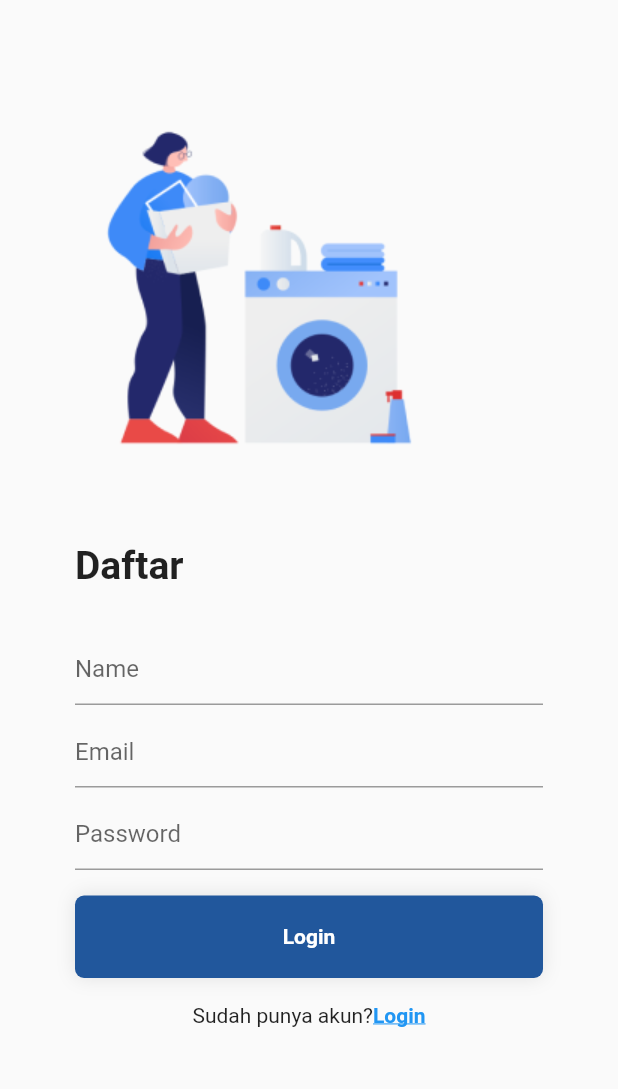
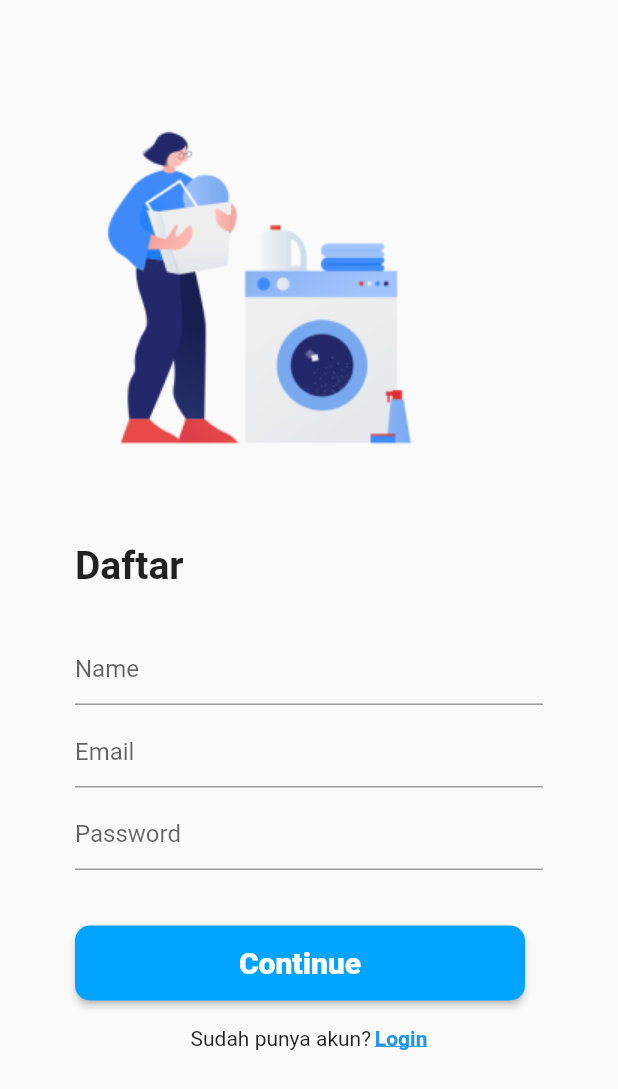
Before and after one commit to nouvosajja/Zuki-Laundry, a Flutter app: the RegisterScreen screen opened directly, on a phone screen of 412 x 824 dp. Shown: the top 1089 px of the screen. Run offline on Flutter 3.47's test engine with Material 2 defaults, Android fonts, the light colour scheme and no system bars; our stand-ins replace grouped_list, iconly.

Commit message:
[NV] fix login && register

```diff
--- a/lib/Register/screen.dart
+++ b/lib/Register/screen.dart
@@ -1,7 +1,8 @@
 import 'package:flutter/material.dart';
 import 'package:zuki_laundry/Login/screen.dart';
-import 'package:zuki_laundry/Widgets/button.global.dart';
+import 'package:zuki_laundry/Register/continue.dart';
 import 'package:zuki_laundry/Widgets/text.form.global.dart';
+import 'package:zuki_laundry/bottomnav.dart';
 
 
 
@@ -77,8 +78,37 @@ class _RegisterScreenState extends State<RegisterScreen> {
                           textInputType: TextInputType.text,
                           obscure: true
                         ),
-                        const SizedBox(height: 10),
-                        const ButtonGlobal(),
+                        Padding(
+                            padding: EdgeInsets.only(
+                              top: 30,
+                            ),
+                            child: Container(
+                              height: 50,
+                              width: 300,
+                              child: ElevatedButton(
+                                onPressed: () {
+                                  Navigator.push(
+                                    context,
+                                    MaterialPageRoute(
+                                        builder: (context) => const ContinueScreen()),
+                                  );
+                                },
+                                child: Text(
+                                  'Continue',
+                                  style: TextStyle(
+                                    fontSize: 20,
+                                    fontWeight: FontWeight.w900,
+                                  ),
+                                ),
+                                style: ElevatedButton.styleFrom(
+                                  primary: Color.fromRGBO(0, 163, 255, 1),
+                                  shape: RoundedRectangleBorder(
+                                    borderRadius: BorderRadius.circular(10),
+                                  ),
+                                ),
+                              ),
+                            ),
+                          ),
                         Container(
                           height: 50,
                           alignment: Alignment.center,
@@ -88,6 +118,7 @@ class _RegisterScreenState extends State<RegisterScreen> {
                               const Text(
                                 'Sudah punya akun?',
                               ),
+                              SizedBox(width: 2.5,),
                               InkWell(
                                 child: const Text(
                                   'Login',
--- a/lib/Widgets/button.global.dart
+++ /dev/null
@@ -1,44 +0,0 @@
-// ignore_for_file: avoid_print
-
-import 'package:flutter/material.dart';
-import 'package:zuki_laundry/bottomnav.dart';
-
-class ButtonGlobal extends StatelessWidget {
-  const ButtonGlobal({super.key});
-
-  @override
-  Widget build(BuildContext context) {
-    return InkWell(
-      onTap: () {
-                                Navigator.push(
-                                  context,
-                                  MaterialPageRoute(builder: (context) => bottom_nav()
-                                  ),
-                               );
-                              },
-      child: Container(
-        alignment: Alignment.center,
-        height: 55,
-        decoration: BoxDecoration(
-          color: Color(0xff21579C),
-          borderRadius: BorderRadius.circular(6),
-          boxShadow: [
-            BoxShadow(
-              color: Colors.black.withOpacity(0.1),
-              blurRadius: 10,
-            ),
-
-          ],
-        ),
-        child: const Text(
-          'Login',
-          style: TextStyle(
-            color: Colors.white,
-            fontWeight: FontWeight.w600,
-          ),
-          ),
-
-      ),
-    );
-  }
-}
--- a/lib/beforeLogin.dart
+++ b/lib/beforeLogin.dart
@@ -17,7 +17,7 @@ class _before_loginState extends State<before_login> {
       body: Column(
         children: [
           SizedBox(
-            height: 90,
+            height: 140,
           ),
           Row(
             children: [
--- a/lib/main.dart
+++ b/lib/main.dart
@@ -1,4 +1,5 @@
 import 'package:flutter/material.dart';
+import 'package:zuki_laundry/Login/screen.dart';
 import 'package:zuki_laundry/beforeLogin.dart';
 import 'package:zuki_laundry/bottomnav.dart';
 import 'package:zuki_laundry/intro.dart';
@@ -20,7 +21,7 @@ class MyApp extends StatelessWidget {
     return MaterialApp(
       debugShowCheckedModeBanner: false,
 
-      home: intro(),
+      home: LoginScreen(),
     );
   }
 }
```
Also changed, not shown: lib/Login/screen.dart (+33 -2 lines), lib/Register/continue.dart (added, +136 -0 lines).
